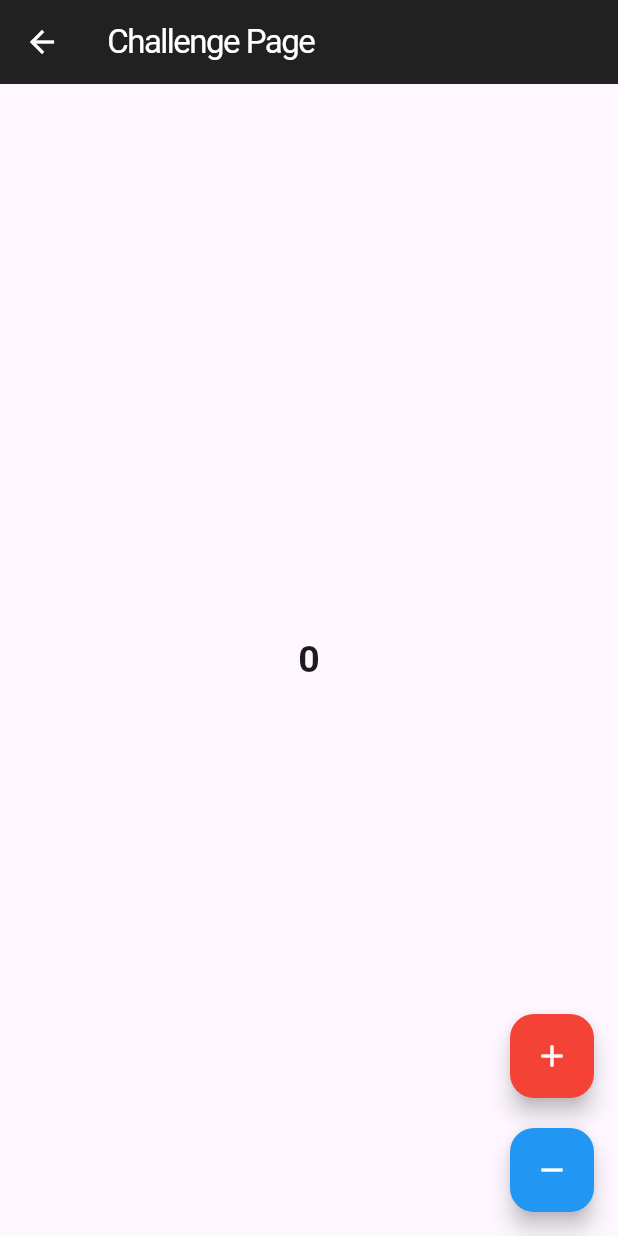
After one commit to killkch/cases, a Flutter app: the ProviderScreen screen opened directly, after a tap on "Challenge", on a phone screen of 412 x 824 dp. The commit adds this screen. Run offline on Flutter 3.47's test engine with Material 3 defaults, Android fonts, the phone set to English and light mode, and no system bars; our stand-ins replace cloud_firestore, firebase_auth, firebase_core, firebase_storage, flutter_dotenv, flutter_native_splash and 8 more; accounts and stored records are empty.

Commit message:
[2024.07.30] provider 연습

```diff
--- /dev/null
+++ b/lib/provider/challenge_page.dart
@@ -0,0 +1,65 @@
+import 'package:cases/provider/counter_provider.dart';
+import 'package:flutter/foundation.dart';
+import 'package:flutter/material.dart';
+import 'package:flutter/widgets.dart';
+import 'package:provider/provider.dart';
+
+class ChallengePage extends StatelessWidget {
+  const ChallengePage({super.key});
+
+  @override
+  Widget build(BuildContext context) {
+    return Scaffold(
+      appBar: AppBar(
+        iconTheme: IconThemeData(
+          color: Colors.white, //change your color here
+        ),
+        backgroundColor: Colors.black87,
+        title: Text(
+          "Challenge Page",
+          style: TextStyle(
+            color: Colors.white,
+            letterSpacing: -1,
+          ),
+        ),
+      ),
+      body: Center(
+        child: Column(
+          mainAxisSize: MainAxisSize.min,
+          children: [
+            Text(
+              context.watch<CounterProvider>().value.toString(),
+              style: TextStyle(
+                fontSize: 25,
+                fontWeight: FontWeight.bold,
+                letterSpacing: -1,
+              ),
+            ),
+          ],
+        ),
+      ),
+      floatingActionButton: Column(
+        mainAxisSize: MainAxisSize.min,
+        children: [
+          FloatingActionButton(
+            onPressed: () {
+              context.read<CounterProvider>().incrementCounter();
+            },
+            child: Icon(Icons.add),
+            foregroundColor: Colors.white,
+            backgroundColor: Colors.red,
+          ),
+          SizedBox(height: 20),
+          FloatingActionButton(
+            onPressed: () {
+              context.read<CounterProvider>().decrementCounter();
+            },
+            child: Icon(Icons.remove),
+            foregroundColor: Colors.white,
+            backgroundColor: Colors.blue,
+          )
+        ],
+      ),
+    );
+  }
+}
--- a/lib/provider/provider_screen.dart
+++ b/lib/provider/provider_screen.dart
@@ -1,3 +1,4 @@
+import 'package:cases/provider/challenge_page.dart';
 import 'package:cases/provider/setting_page.dart';
 import 'package:cases/provider/user_provider.dart';
 import 'package:flutter/material.dart';
@@ -11,13 +12,19 @@ class ProviderScreen extends StatelessWidget {
   Widget build(BuildContext context) {
     return Scaffold(
       appBar: AppBar(
-        title: Text("HOME"),
+        title: Text("Provider"),
         actions: [
-          IconButton(
+          TextButton(
             onPressed: () {
               Get.to(() => SettingPage());
             },
-            icon: Icon(Icons.heat_pump_sharp),
+            child: const Text('Settings'),
+          ),
+          TextButton(
+            onPressed: () {
+              Get.to(() => ChallengePage());
+            },
+            child: const Text('Challenge'),
           ),
         ],
       ),
--- a/lib/provider/setting_page.dart
+++ b/lib/provider/setting_page.dart
@@ -10,6 +10,7 @@ class SettingPage extends StatefulWidget {
 }
 
 class _SettingPageState extends State<SettingPage> {
+  //?
   late final TextEditingController _userNameController;
 
   @override
--- /dev/null
+++ b/lib/provider_infinite_scroll/ajax_provider.dart
@@ -0,0 +1,47 @@
+// ignore_for_file: unused_element, unnecessary_null_comparison, unused_local_variable
+
+import 'package:flutter/foundation.dart';
+
+class AjaxProvider extends ChangeNotifier {
+  //?
+  List<int> cache = [];
+
+  bool loading = false;
+  bool hasMore = true;
+
+  _makeRequest({
+    required int nextId,
+  }) async {
+    assert(nextId != null);
+    await Future.delayed(Duration(seconds: 1));
+
+    return List.generate(20, (index) => nextId + index);
+  }
+
+  fetchItems({
+    int? nextId,
+  }) async {
+    nextId ??= 0;
+
+
+    /**
+     * 값이 바뀔 떄마다 리스너를 실행시킨다 .
+     * 그래야 바뀐 값이 적용이 된다.
+     *
+     */
+    loading = true;
+
+    notifyListeners();
+
+    final items = await _makeRequest(nextId: nextId);
+
+    this.cache = [
+      ...this.cache,
+      ...items,
+    ];
+
+    loading = false;
+
+    notifyListeners();
+  }
+}
```
Also changed, not shown: lib/home_page.dart (+11 -0 lines), lib/main.dart (+7 -5 lines), lib/provider_infinite_scroll/infinite_scroll.dart (added, +90 -0 lines), 1 other file.
